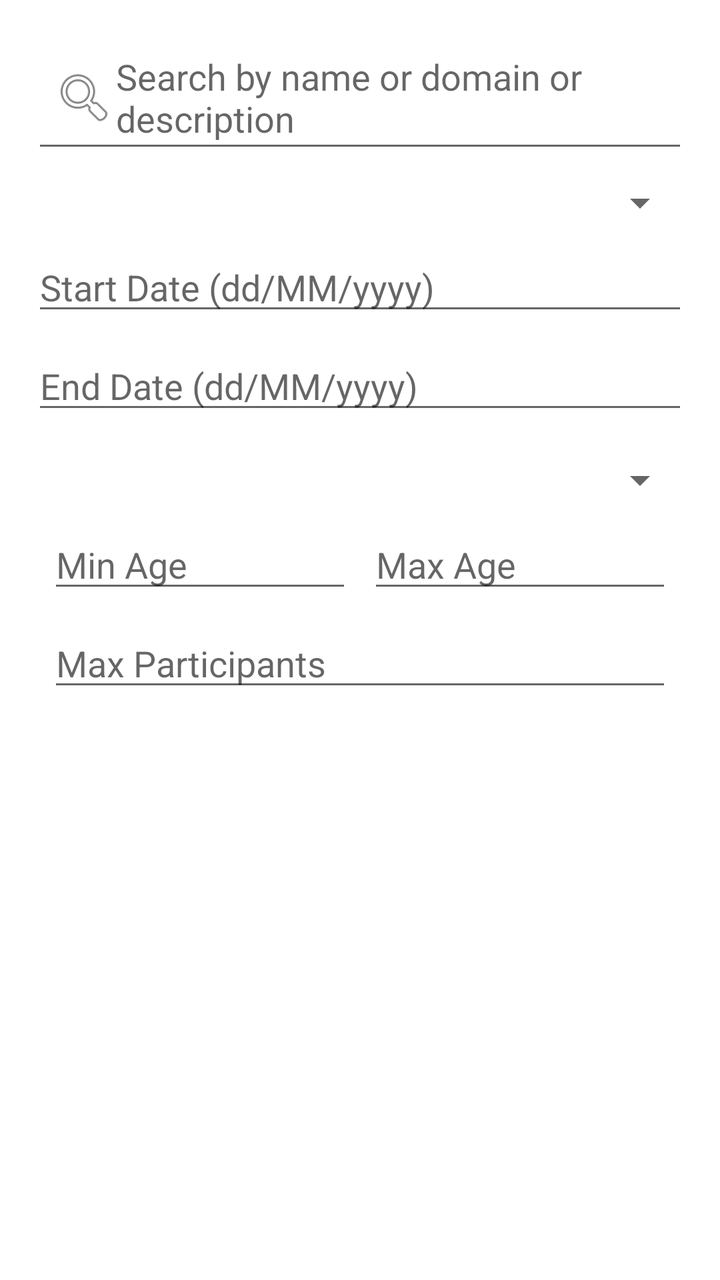
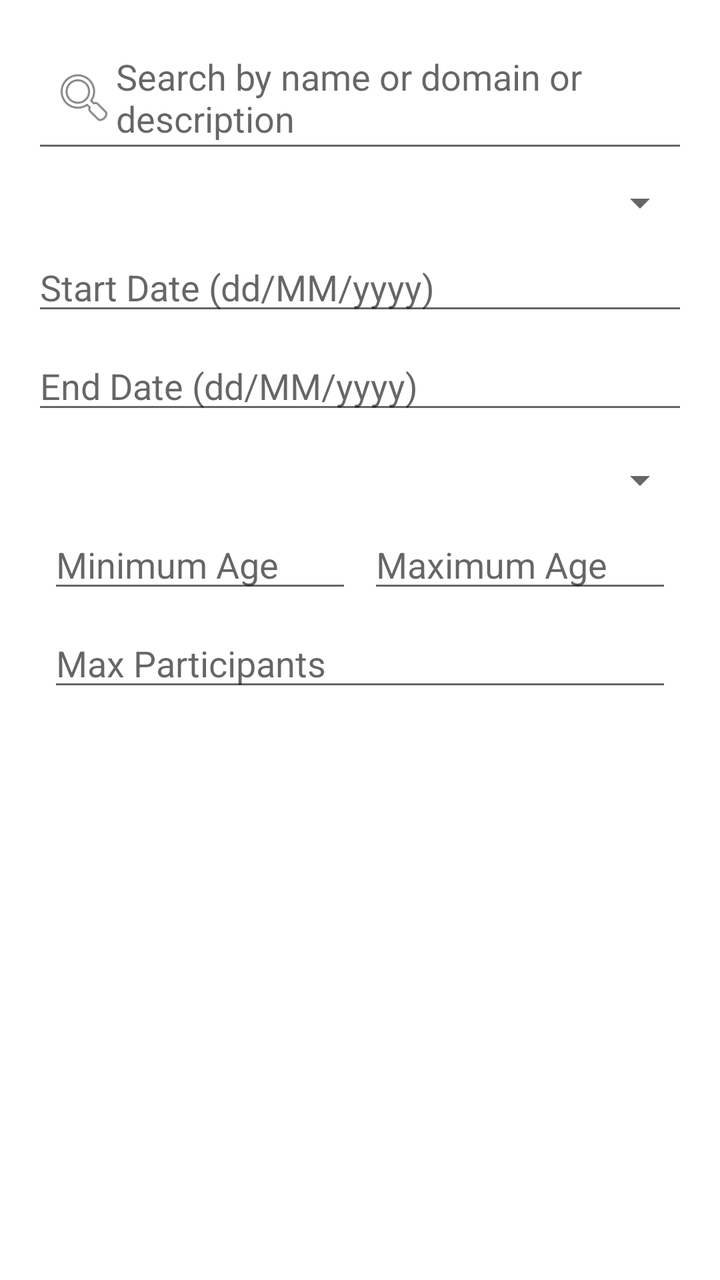

Two renders of the same Android screen: before a commit and after it. Below are the layout's source before the change and the commit's diff.
<!-- AndroidManifest.xml: application theme Theme.YouthSphere -->
<!-- res/layout/fragment_view_activities.xml -->
<LinearLayout xmlns:android="http://schemas.android.com/apk/res/android"
    android:id="@+id/activityContainer"
    android:layout_width="match_parent"
    android:layout_height="match_parent"
    android:orientation="vertical"
    android:padding="16dp">

    <EditText
        android:id="@+id/etSearch"
        android:layout_width="match_parent"
        android:layout_height="wrap_content"
        android:hint="Search by name or domain or description"
        android:drawableLeft="@android:drawable/ic_menu_search"
        android:padding="10dp"
        android:layout_marginBottom="8dp"
        />

    <Spinner
        android:id="@+id/spinnerInstructorFilter"
        android:layout_width="match_parent"
        android:layout_height="wrap_content"
        android:layout_marginBottom="8dp"
        />

    <EditText
        android:id="@+id/etStartDate"
        android:layout_width="match_parent"
        android:layout_height="wrap_content"
        android:hint="Start Date (dd/MM/yyyy)"
        android:focusable="false"
        android:clickable="true"
        android:inputType="none"

        android:layout_marginBottom="8dp" />

    <EditText
        android:id="@+id/etEndDate"
        android:layout_width="match_parent"
        android:layout_height="wrap_content"
        android:hint="End Date (dd/MM/yyyy)"
        android:focusable="false"
        android:clickable="true"
        android:inputType="none"

        android:layout_marginBottom="8dp" />

    <Spinner
        android:id="@+id/spinnerDayFilter"
        android:layout_width="match_parent"
        android:layout_height="wrap_content"
        android:layout_marginTop="8dp"/>


    <LinearLayout
        android:layout_width="match_parent"
        android:layout_height="wrap_content"
        android:orientation="horizontal"
        android:padding="8dp">

        <EditText
            android:id="@+id/etMinAge"
            android:layout_width="0dp"
            android:layout_weight="1"
            android:layout_height="wrap_content"
            android:hint="Min Age"
            android:inputType="number" />

        <EditText
            android:id="@+id/etMaxAge"
            android:layout_width="0dp"
            android:layout_weight="1"
            android:layout_height="wrap_content"
            android:hint="Max Age"
            android:inputType="number"
            android:layout_marginStart="8dp" />
    </LinearLayout>

    <EditText
        android:id="@+id/etMaxParticipants"
        android:layout_width="match_parent"
        android:layout_height="wrap_content"
        android:hint="Max Participants"
        android:inputType="number"
        android:layout_marginHorizontal="8dp" />



    <androidx.recyclerview.widget.RecyclerView
        android:id="@+id/recyclerActivities"
        android:layout_width="match_parent"
        android:layout_height="0dp"
        android:layout_weight="1" />

</LinearLayout>
<!-- resources referenced by this layout -->
<resources>
  <style name="Theme.YouthSphere" parent="Theme.MaterialComponents.DayNight.NoActionBar">
          
          <item name="colorPrimary">@color/indigo_600</item>
          <item name="colorPrimaryVariant">@color/indigo_800</item>
          <item name="colorOnPrimary">@color/white</item>
  
          
          <item name="colorSecondary">@color/amber_400</item>
          <item name="colorSecondaryVariant">@color/amber_600</item>
          <item name="colorOnSecondary">@color/black</item>
  
          
          <item name="android:windowBackground">@color/white</item>
          <item name="colorSurface">@color/white</item>
          <item name="colorOnBackground">@color/black</item>
          <item name="colorOnSurface">@color/black</item>
  
          
          <item name="android:statusBarColor">@color/indigo_800</item>
  
          
          <item name="actionBarTheme">@style/ThemeOverlay.MaterialComponents.Dark.ActionBar</item>
          <item name="actionBarPopupTheme">@style/ThemeOverlay.MaterialComponents.Light</item>
  
          
          <item name="popupMenuStyle">@style/PopupMenu.MaterialComponents</item>
      </style>
  <color name="indigo_600">#3949AB</color>
  <color name="indigo_800">#283593</color>
  <color name="white">#FFFFFF</color>
  <color name="amber_400">#FFCA28</color>
  <color name="amber_600">#FFB300</color>
  <color name="black">#000000</color>
  <style name="ThemeOverlay.MaterialComponents.Dark.ActionBar">
          <item name="android:textColorPrimary">@color/white</item>
          <item name="colorControlNormal">@color/white</item>
          <item name="android:textColorSecondary">@color/white</item>
      </style>
  <style name="ThemeOverlay.MaterialComponents.Light">
          <item name="android:textColorPrimary">@color/black</item>
          <item name="android:background">@color/white</item>
      </style>
  <style name="PopupMenu.MaterialComponents" parent="@style/Widget.MaterialComponents.PopupMenu">
          <item name="android:textColor">?attr/colorOnSurface</item>
          <item name="android:background">?attr/colorSurface</item>
          <item name="android:dropDownVerticalOffset">4dp</item>
      </style>
</resources>

<!-- the commit's change to res/layout/fragment_view_activities.xml (unified diff, before → after) -->
@@ -9,7 +9,7 @@
         android:id="@+id/etSearch"
         android:layout_width="match_parent"
         android:layout_height="wrap_content"
-        android:hint="Search by name or domain or description"
+        android:hint="@string/search_by_name_or_domain_or_description"
         android:drawableLeft="@android:drawable/ic_menu_search"
         android:padding="10dp"
         android:layout_marginBottom="8dp"
@@ -26,7 +26,7 @@
         android:id="@+id/etStartDate"
         android:layout_width="match_parent"
         android:layout_height="wrap_content"
-        android:hint="Start Date (dd/MM/yyyy)"
+        android:hint="@string/start_date_dd_mm_yyyy"
         android:focusable="false"
         android:clickable="true"
         android:inputType="none"
@@ -37,7 +37,7 @@
         android:id="@+id/etEndDate"
         android:layout_width="match_parent"
         android:layout_height="wrap_content"
-        android:hint="End Date (dd/MM/yyyy)"
+        android:hint="@string/end_date_dd_mm_yyyy"
         android:focusable="false"
         android:clickable="true"
         android:inputType="none"
@@ -62,7 +62,7 @@
             android:layout_width="0dp"
             android:layout_weight="1"
             android:layout_height="wrap_content"
-            android:hint="Min Age"
+            android:hint="@string/min_age"
             android:inputType="number" />
 
         <EditText
@@ -70,7 +70,7 @@
             android:layout_width="0dp"
             android:layout_weight="1"
             android:layout_height="wrap_content"
-            android:hint="Max Age"
+            android:hint="@string/max_age"
             android:inputType="number"
             android:layout_marginStart="8dp" />
     </LinearLayout>
@@ -79,7 +79,7 @@
         android:id="@+id/etMaxParticipants"
         android:layout_width="match_parent"
         android:layout_height="wrap_content"
-        android:hint="Max Participants"
+        android:hint="@string/max_participants"
         android:inputType="number"
         android:layout_marginHorizontal="8dp" />
 
<!-- resource entries referenced after the edit -->
@@ -1,5 +1,11 @@
 <!-- resources referenced by this layout -->
 <resources>
+  <string name="end_date_dd_mm_yyyy">End Date (dd/MM/yyyy)</string>
+  <string name="max_age">Maximum Age</string>
+  <string name="max_participants">Max Participants</string>
+  <string name="min_age">Minimum Age</string>
+  <string name="search_by_name_or_domain_or_description">Search by name or domain or description</string>
+  <string name="start_date_dd_mm_yyyy">Start Date (dd/MM/yyyy)</string>
   <style name="Theme.YouthSphere" parent="Theme.MaterialComponents.DayNight.NoActionBar">
           
           <item name="colorPrimary">@color/indigo_600</item>
